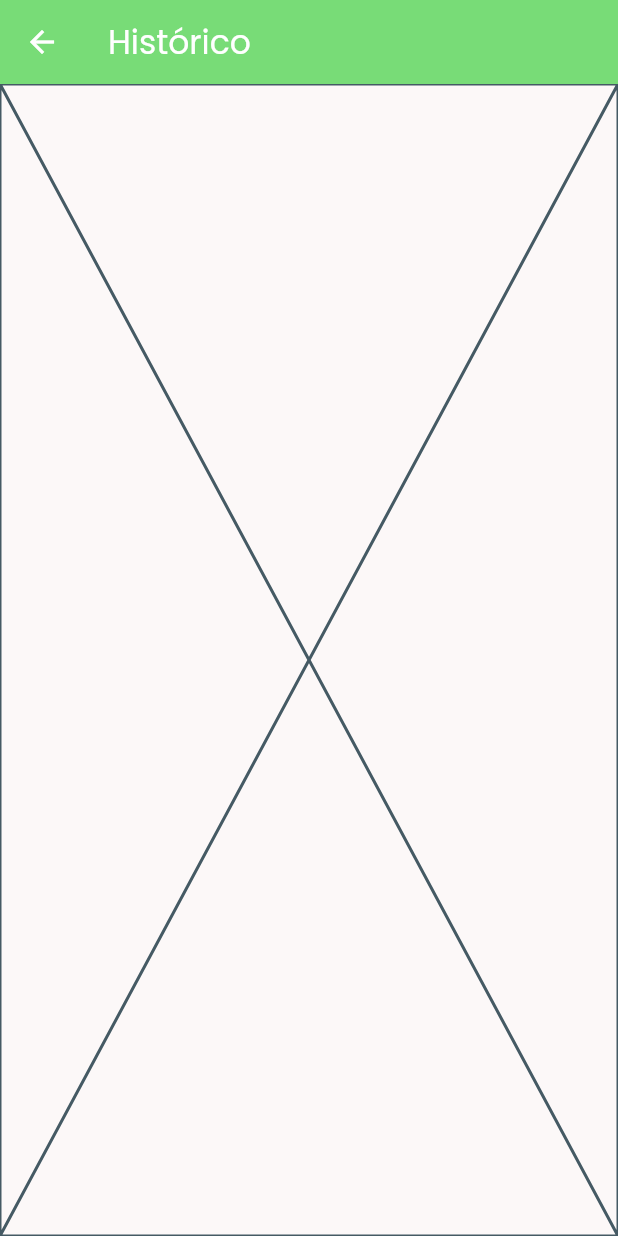
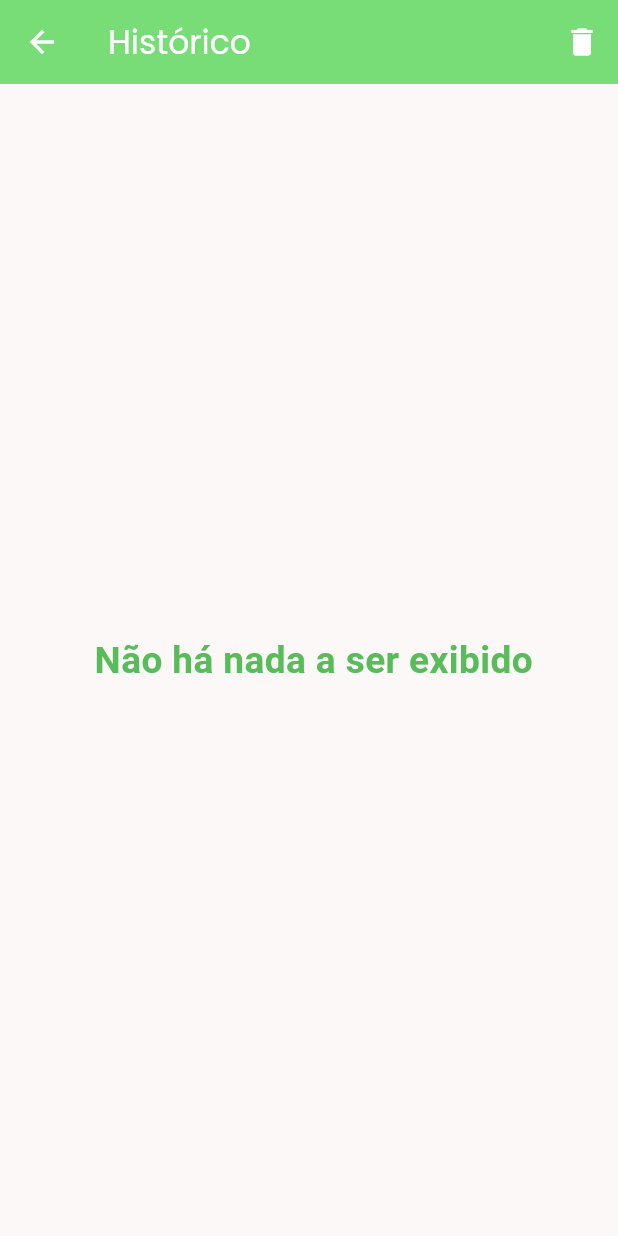
Before and after one commit to tiagors09/calorie_way, a Flutter app: the HistoryView screen opened by its route, on a phone screen of 412 x 824 dp. Run offline on Flutter 3.47's test engine with Material 3 defaults, Android fonts, the phone set to English and light mode, and no system bars; our stand-ins replace google_fonts, shared_preferences; accounts and stored records are empty.

Commit message:
refactor: Refactored

```diff
--- a/lib/service/preferences.dart
+++ b/lib/service/preferences.dart
@@ -15,7 +15,7 @@ abstract class Preferences {
 
       final response = await Future.wait([
         sp.setString('personal_data', data),
-        sp.setString('history', history),
+        sp.setString('history', jsonEncode(history)),
       ]);
 
       if (response[0] && response[1]) {
@@ -43,4 +43,30 @@ abstract class Preferences {
       rethrow;
     }
   }
+
+  static Future<String> getHistory() async {
+    try {
+      sp = await SharedPreferences.getInstance();
+
+      final response = sp.getString('history');
+
+      if (response != null) {
+        return response;
+      } else {
+        throw Exception('Não há nada a ser exibido');
+      }
+    } catch (e) {
+      rethrow;
+    }
+  }
+
+  static Future<Null> cleanHistory() async {
+    try {
+      sp = await SharedPreferences.getInstance();
+
+      sp.remove('history');
+    } catch (e) {
+      rethrow;
+    }
+  }
 }
--- a/lib/views/history_view.dart
+++ b/lib/views/history_view.dart
@@ -1,15 +1,36 @@
+import 'dart:convert';
+
+import 'package:calorie_way/service/preferences.dart';
 import 'package:flutter/material.dart';
 
-class HistoryView extends StatelessWidget {
+class HistoryView extends StatefulWidget {
   const HistoryView({super.key});
 
   @override
+  State<HistoryView> createState() => _HistoryViewState();
+}
+
+class _HistoryViewState extends State<HistoryView> {
+  @override
   Widget build(BuildContext context) {
+    double screenWidth = MediaQuery.of(context).size.width;
+
     return Scaffold(
       appBar: AppBar(
         leading: BackButton(
           color: Theme.of(context).colorScheme.onPrimary,
         ),
+        actions: [
+          IconButton(
+            onPressed: () {
+              Preferences.cleanHistory().then((_) => setState(() {}));
+            },
+            icon: Icon(
+              Icons.delete,
+              color: Theme.of(context).colorScheme.onPrimary,
+            ),
+          ),
+        ],
         title: Text(
           'Histórico',
           style: TextStyle(
@@ -18,7 +39,115 @@ class HistoryView extends StatelessWidget {
         ),
         backgroundColor: Theme.of(context).colorScheme.inversePrimary,
       ),
-      body: const Placeholder(),
+      body: FutureBuilder(
+        future: Preferences.getHistory(),
+        builder: (ctx, snp) {
+          if (snp.connectionState == ConnectionState.done && snp.hasData) {
+            final history = jsonDecode(snp.data!);
+            return ListView(
+              padding: const EdgeInsets.all(24),
+              children: [
+                Container(
+                  margin: const EdgeInsets.only(bottom: 12),
+                  child: Text(
+                    'Data da última checagem: ${history["date"]}',
+                    style: TextStyle(
+                      color: Theme.of(context).colorScheme.primary,
+                      fontSize: screenWidth * .03,
+                    ),
+                  ),
+                ),
+                Container(
+                  margin: const EdgeInsets.only(bottom: 12),
+                  child: Text(
+                    'Peso ${history["weight"].toString()} kg',
+                    style: TextStyle(
+                      color: Theme.of(context).colorScheme.primary,
+                      fontSize: screenWidth * .03,
+                    ),
+                  ),
+                ),
+                Container(
+                  margin: const EdgeInsets.only(bottom: 12),
+                  child: Text(
+                    'Altura ${history["height"].toString()} cm',
+                    style: TextStyle(
+                      color: Theme.of(context).colorScheme.primary,
+                      fontSize: screenWidth * .03,
+                    ),
+                  ),
+                ),
+                Container(
+                  margin: const EdgeInsets.only(bottom: 12),
+                  child: Text(
+                    '${history["age"].toString()} anos de idade',
+                    style: TextStyle(
+                      color: Theme.of(context).colorScheme.primary,
+                      fontSize: screenWidth * .03,
+                    ),
+                  ),
+                ),
+                Container(
+                  margin: const EdgeInsets.only(bottom: 12),
+                  child: Text(
+                    history["gender"],
+                    style: TextStyle(
+                      color: Theme.of(context).colorScheme.primary,
+                      fontSize: screenWidth * .03,
+                    ),
+                  ),
+                ),
+                Container(
+                  margin: const EdgeInsets.only(bottom: 12),
+                  child: Text(
+                    'Objetivo foi ${history["goals"]}',
+                    style: TextStyle(
+                      color: Theme.of(context).colorScheme.primary,
+                      fontSize: screenWidth * .03,
+                    ),
+                  ),
+                ),
+                Container(
+                  margin: const EdgeInsets.only(bottom: 12),
+                  child: Text(
+                    'Calorias a perder ${history["caloriesToLoss"].toString()}',
+                    style: TextStyle(
+                      color: Theme.of(context).colorScheme.primary,
+                      fontSize: screenWidth * .03,
+                    ),
+                  ),
+                ),
+                Container(
+                  margin: const EdgeInsets.only(bottom: 12),
+                  child: Text(
+                    'Calorias a ganhar ${history["caloriesToGain"].toString()}',
+                    style: TextStyle(
+                      color: Theme.of(context).colorScheme.primary,
+                      fontSize: screenWidth * .03,
+                    ),
+                  ),
+                ),
+              ],
+            );
+          }
+
+          if (snp.connectionState == ConnectionState.done && snp.hasError) {
+            return Center(
+              child: Text(
+                snp.error.toString().replaceFirst('Exception:', ''),
+                textAlign: TextAlign.center,
+                style: TextStyle(
+                  fontSize: screenWidth * .06,
+                  color: Theme.of(context).colorScheme.primaryContainer,
+                  fontWeight: FontWeight.bold,
+                ),
+              ),
+            );
+          }
+
+          return const CircularProgressIndicator();
+        },
+      ),
     );
   }
 }
--- a/lib/widgets/personal_data_form.dart
+++ b/lib/widgets/personal_data_form.dart
@@ -30,6 +30,9 @@ class PersonalDataForm extends StatelessWidget with PersonalDataFormController {
             Container(
               margin: const EdgeInsets.only(bottom: 12),
               child: TextFormField(
+                keyboardType: const TextInputType.numberWithOptions(
+                  decimal: true,
+                ),
                 onSaved: (value) => weightOnSave(value, formData),
                 validator: weightValidator,
                 decoration: InputDecoration(
@@ -41,6 +44,9 @@ class PersonalDataForm extends StatelessWidget with PersonalDataFormController {
             Container(
               margin: const EdgeInsets.only(bottom: 12),
               child: TextFormField(
+                keyboardType: const TextInputType.numberWithOptions(
+                  decimal: true,
+                ),
                 validator: heightValidator,
                 onSaved: (value) => heightOnSaved(value, formData),
                 decoration: InputDecoration(
@@ -51,6 +57,7 @@ class PersonalDataForm extends StatelessWidget with PersonalDataFormController {
             Container(
               margin: const EdgeInsets.only(bottom: 12),
               child: TextFormField(
+                keyboardType: TextInputType.number,
                 validator: ageValidator,
                 onSaved: (value) => ageOnSaved(value, formData),
                 decoration: InputDecoration(
```
